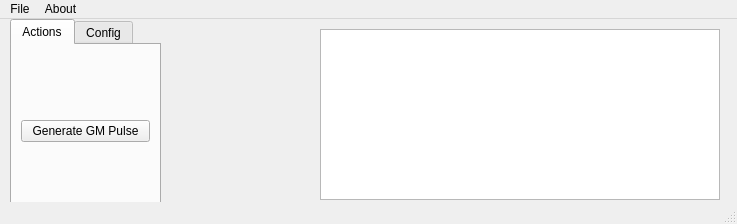
Old version of the form Simulation/FirmwarePCSimulator/gui.ui in the repository RobertGawron/GeigerMullerCounter.
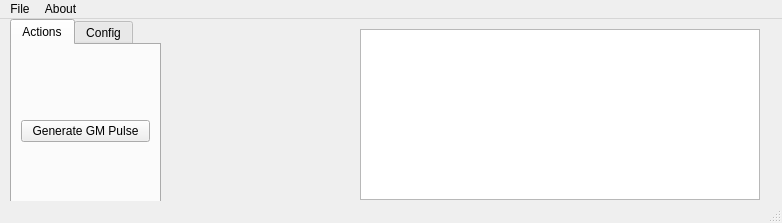
New version of the form.

```diff
--- a/Simulation/FirmwarePCSimulator/gui.ui
+++ b/Simulation/FirmwarePCSimulator/gui.ui
@@ -6,8 +6,8 @@
    <rect>
     <x>0</x>
     <y>0</y>
-    <width>737</width>
-    <height>224</height>
+    <width>782</width>
+    <height>223</height>
    </rect>
   </property>
   <property name="sizePolicy">
@@ -29,7 +29,7 @@
    <widget class="QTextBrowser" name="WidgetLogger">
     <property name="geometry">
      <rect>
-      <x>320</x>
+      <x>360</x>
       <y>10</y>
       <width>400</width>
       <height>171</height>
@@ -141,18 +141,12 @@
    <widget class="QLabel" name="WidgetHWDisplay">
     <property name="geometry">
      <rect>
-      <x>170</x>
+      <x>180</x>
       <y>20</y>
-      <width>128</width>
-      <height>64</height>
+      <width>151</width>
+      <height>151</height>
      </rect>
     </property>
-    <property name="sizePolicy">
-     <sizepolicy hsizetype="Fixed" vsizetype="Fixed">
-      <horstretch>0</horstretch>
-      <verstretch>0</verstretch>
-     </sizepolicy>
-    </property>
     <property name="minimumSize">
      <size>
       <width>128</width>
@@ -161,8 +155,8 @@
     </property>
     <property name="maximumSize">
      <size>
-      <width>128</width>
-      <height>64</height>
+      <width>300</width>
+      <height>300</height>
      </size>
     </property>
     <property name="text">
@@ -185,7 +179,7 @@
     <rect>
      <x>0</x>
      <y>0</y>
-     <width>737</width>
+     <width>782</width>
      <height>21</height>
     </rect>
    </property>
```
